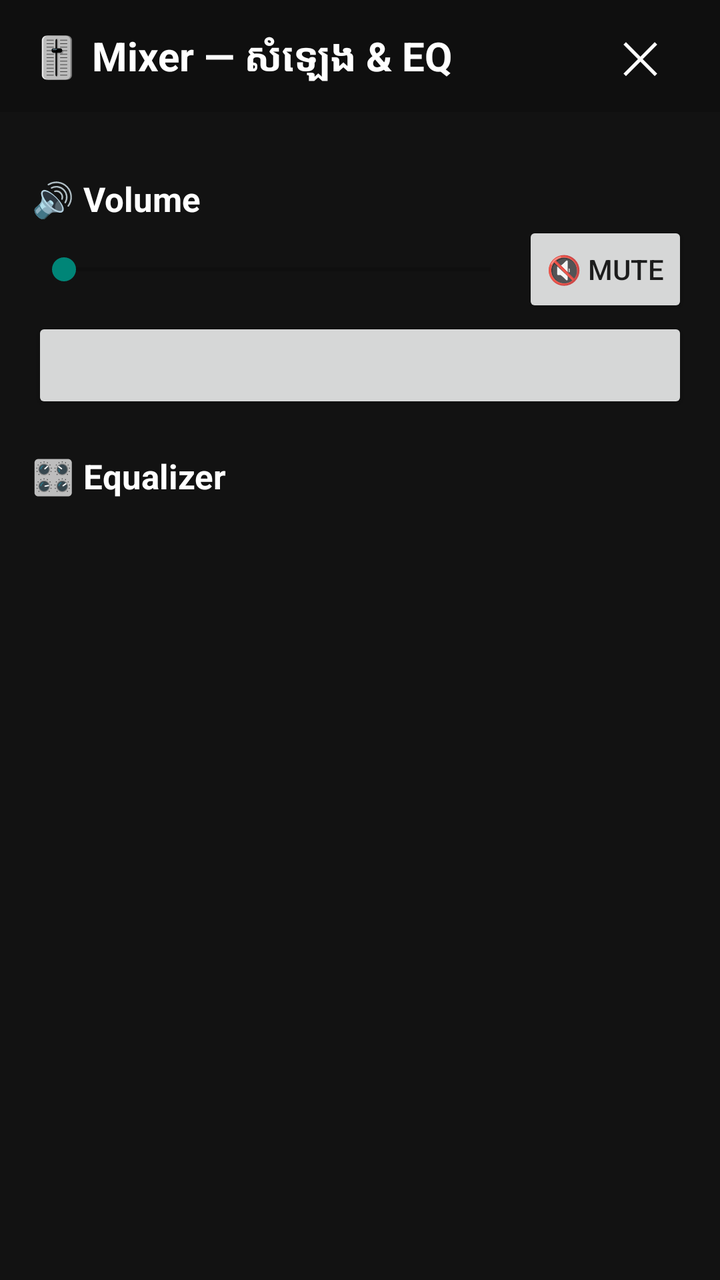
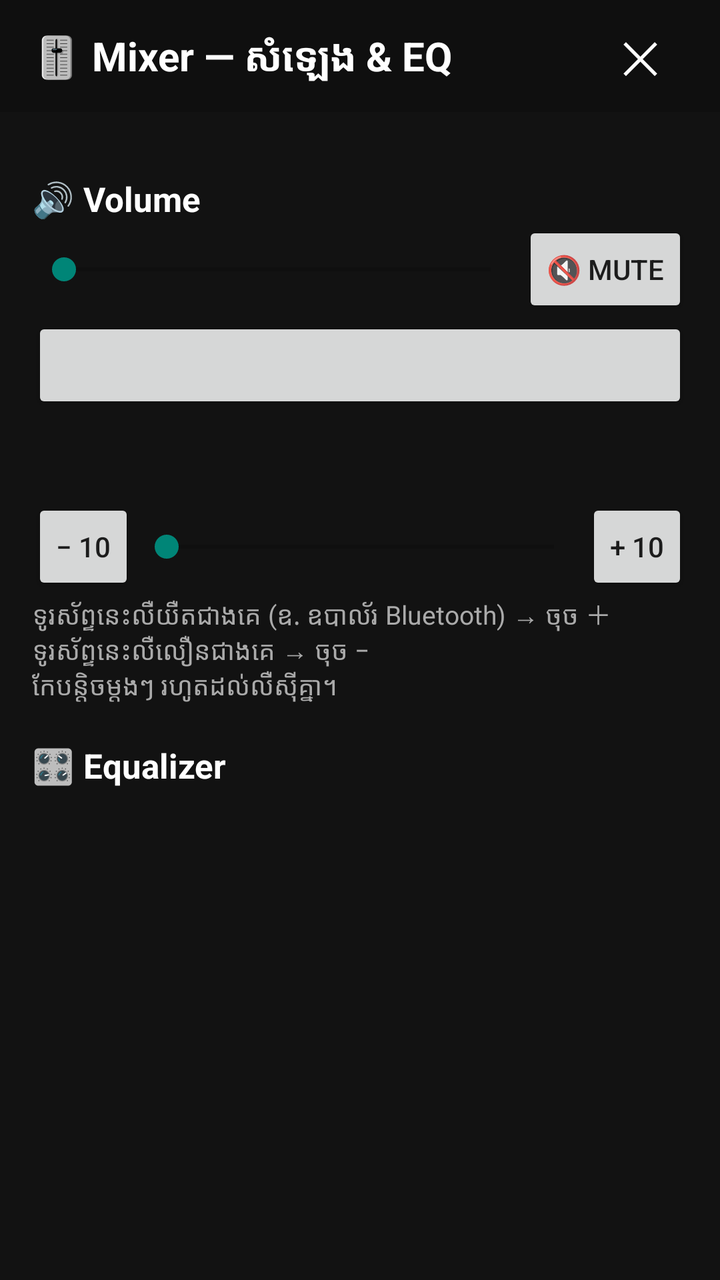

Compare the two renders of this Android layout. The source of the first and the diff that turns it into the second are given below.
<!-- AndroidManifest.xml: application theme Theme.AppCompat.DayNight.DarkActionBar -->
<!-- res/layout/panel_mixer.xml -->
<?xml version="1.0" encoding="utf-8"?>
<LinearLayout xmlns:android="http://schemas.android.com/apk/res/android"
    android:layout_width="match_parent"
    android:layout_height="match_parent"
    android:background="#121212"
    android:clickable="true"
    android:focusable="true"
    android:orientation="vertical">

    <LinearLayout
        android:layout_width="match_parent"
        android:layout_height="56dp"
        android:background="#0F0F0F"
        android:gravity="center_vertical"
        android:orientation="horizontal"
        android:paddingHorizontal="16dp">

        <TextView
            android:layout_width="0dp"
            android:layout_height="wrap_content"
            android:layout_weight="1"
            android:text="🎚 Mixer — សំឡេង &amp; EQ"
            android:textColor="#FFFFFF"
            android:textSize="20sp"
            android:textStyle="bold" />

        <Button
            android:id="@+id/mixerClose"
            android:layout_width="48dp"
            android:layout_height="48dp"
            android:background="?attr/selectableItemBackgroundBorderless"
            android:minWidth="0dp"
            android:text="✕"
            android:textColor="#FFFFFF"
            android:textSize="22sp" />
    </LinearLayout>

    <ScrollView
        android:layout_width="match_parent"
        android:layout_height="0dp"
        android:layout_weight="1">

        <LinearLayout
            android:layout_width="match_parent"
            android:layout_height="wrap_content"
            android:orientation="vertical"
            android:padding="16dp">

            
            <HorizontalScrollView
                android:id="@+id/mixerDevicesScroll"
                android:layout_width="match_parent"
                android:layout_height="wrap_content"
                android:scrollbars="none">

                <LinearLayout
                    android:id="@+id/mixerDevices"
                    android:layout_width="wrap_content"
                    android:layout_height="wrap_content"
                    android:orientation="horizontal" />
            </HorizontalScrollView>

            <TextView
                android:id="@+id/mixerVolumeLabel"
                android:layout_width="match_parent"
                android:layout_height="wrap_content"
                android:paddingTop="16dp"
                android:text="🔊 Volume"
                android:textColor="#FFFFFF"
                android:textSize="17sp"
                android:textStyle="bold" />

            <LinearLayout
                android:layout_width="match_parent"
                android:layout_height="wrap_content"
                android:gravity="center_vertical"
                android:orientation="horizontal">

                <SeekBar
                    android:id="@+id/mixerVolume"
                    android:layout_width="0dp"
                    android:layout_height="48dp"
                    android:layout_weight="1"
                    android:max="200" />

                <Button
                    android:id="@+id/mixerMute"
                    android:layout_width="wrap_content"
                    android:layout_height="wrap_content"
                    android:minWidth="0dp"
                    android:text="🔇 Mute" />
            </LinearLayout>

            
            <Button
                android:id="@+id/mixerBoostLock"
                android:layout_width="match_parent"
                android:layout_height="wrap_content"
                android:textAllCaps="false" />

            <TextView
                android:layout_width="match_parent"
                android:layout_height="wrap_content"
                android:paddingTop="20dp"
                android:text="🎛 Equalizer"
                android:textColor="#FFFFFF"
                android:textSize="17sp"
                android:textStyle="bold" />

            <HorizontalScrollView
                android:layout_width="match_parent"
                android:layout_height="wrap_content"
                android:scrollbars="none">

                <LinearLayout
                    android:id="@+id/mixerPresets"
                    android:layout_width="wrap_content"
                    android:layout_height="wrap_content"
                    android:orientation="horizontal" />
            </HorizontalScrollView>

            
            <LinearLayout
                android:id="@+id/mixerBands"
                android:layout_width="match_parent"
                android:layout_height="wrap_content"
                android:orientation="vertical"
                android:paddingTop="8dp" />

            <TextView
                android:id="@+id/mixerNote"
                android:layout_width="match_parent"
                android:layout_height="wrap_content"
                android:paddingTop="16dp"
                android:textColor="#AAAAAA"
                android:textSize="13sp" />
        </LinearLayout>
    </ScrollView>
</LinearLayout>
<!-- resources referenced by this layout -->
<resources>

</resources>

<!-- the commit's change to res/layout/panel_mixer.xml (unified diff, before → after) -->
@@ -98,6 +98,58 @@
                 android:layout_height="wrap_content"
                 android:textAllCaps="false" />
 
+            
+            <LinearLayout
+                android:id="@+id/mixerDelaySection"
+                android:layout_width="match_parent"
+                android:layout_height="wrap_content"
+                android:orientation="vertical">
+
+                <TextView
+                    android:id="@+id/mixerDelayLabel"
+                    android:layout_width="match_parent"
+                    android:layout_height="wrap_content"
+                    android:paddingTop="20dp"
+                    android:textColor="#FFFFFF"
+                    android:textSize="17sp"
+                    android:textStyle="bold" />
+
+                <LinearLayout
+                    android:layout_width="match_parent"
+                    android:layout_height="wrap_content"
+                    android:gravity="center_vertical"
+                    android:orientation="horizontal">
+
+                    <Button
+                        android:id="@+id/mixerDelayMinus"
+                        android:layout_width="wrap_content"
+                        android:layout_height="wrap_content"
+                        android:minWidth="0dp"
+                        android:text="− 10" />
+
+                    <SeekBar
+                        android:id="@+id/mixerDelay"
+                        android:layout_width="0dp"
+                        android:layout_height="48dp"
+                        android:layout_weight="1"
+                        android:max="100" />
+
+                    <Button
+                        android:id="@+id/mixerDelayPlus"
+                        android:layout_width="wrap_content"
+                        android:layout_height="wrap_content"
+                        android:minWidth="0dp"
+                        android:text="+ 10" />
+                </LinearLayout>
+
+                <TextView
+                    android:layout_width="match_parent"
+                    android:layout_height="wrap_content"
+                    android:text="ទូរស័ព្ទនេះលឺយឺតជាងគេ (ឧ. ឧបាល័រ Bluetooth) → ចុច ＋\nទូរស័ព្ទនេះលឺលឿនជាងគេ → ចុច −\nកែបន្តិចម្ដងៗ រហូតដល់លឺស៊ីគ្នា។"
+                    android:textColor="#AAAAAA"
+                    android:textSize="13sp" />
+            </LinearLayout>
+
             <TextView
                 android:layout_width="match_parent"
                 android:layout_height="wrap_content"
